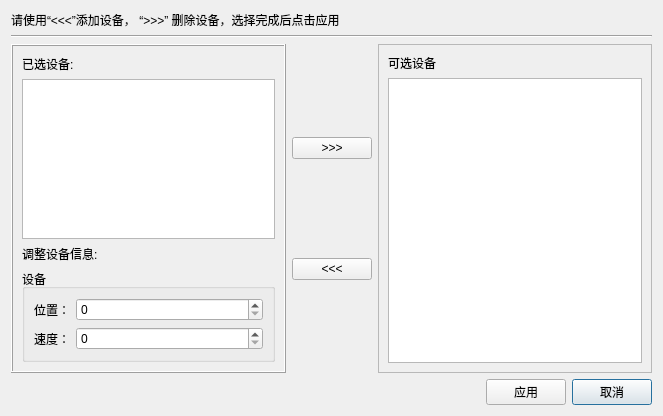
niuyuxin/monitorServer, file ui/editingdevicedialog.ui: the form before one commit.
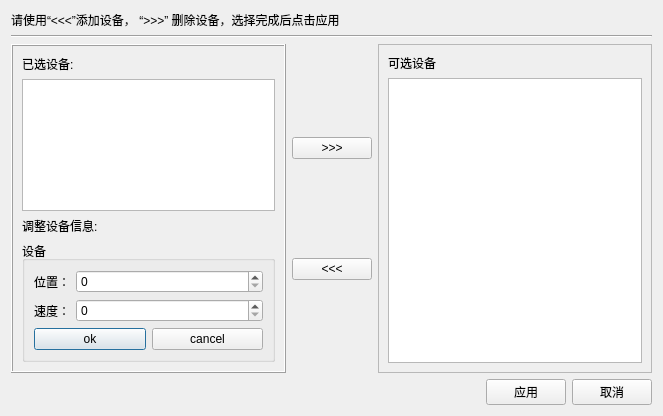
The form after the commit.

Diff of the .ui file:
```diff
--- a/ui/editingdevicedialog.ui
+++ b/ui/editingdevicedialog.ui
@@ -110,6 +110,24 @@
              </item>
             </layout>
            </item>
+           <item>
+            <layout class="QHBoxLayout" name="horizontalLayout_5">
+             <item>
+              <widget class="QPushButton" name="okUserChangedPushButton">
+               <property name="text">
+                <string>ok</string>
+               </property>
+              </widget>
+             </item>
+             <item>
+              <widget class="QPushButton" name="cancelUserChangedPushButton">
+               <property name="text">
+                <string>cancel</string>
+               </property>
+              </widget>
+             </item>
+            </layout>
+           </item>
           </layout>
          </widget>
         </item>
```
